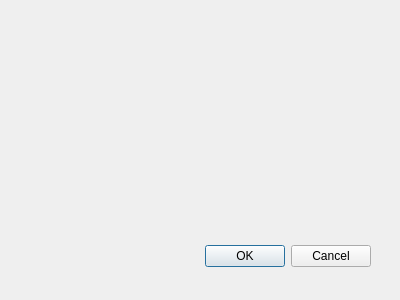
Before: the Qt Designer form preferences/preferencesdialog.ui in obiwankennedy/rcm, drawn with Qt 5.
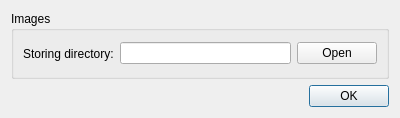
After: the same form once the commit is applied.

The edit to the form file:
```diff
--- a/preferences/preferencesdialog.ui
+++ b/preferences/preferencesdialog.ui
@@ -9,28 +9,53 @@
     <x>0</x>
     <y>0</y>
     <width>400</width>
-    <height>300</height>
+    <height>118</height>
    </rect>
   </property>
   <property name="windowTitle">
    <string>Dialog</string>
   </property>
-  <widget name="buttonBox" class="QDialogButtonBox">
-   <property name="geometry">
-    <rect>
-     <x>30</x>
-     <y>240</y>
-     <width>341</width>
-     <height>32</height>
-    </rect>
-   </property>
+  <property name="modal">
+   <bool>true</bool>
+  </property>
+  <layout class="QVBoxLayout" name="verticalLayout">
+   <item>
+    <widget class="QGroupBox" name="groupBox">
+     <property name="title">
+      <string>Images</string>
+     </property>
+     <layout class="QHBoxLayout" name="horizontalLayout">
+      <item>
+       <widget class="QLabel" name="label">
+        <property name="text">
+         <string>Storing directory:</string>
+        </property>
+       </widget>
+      </item>
+      <item>
+       <widget class="QLineEdit" name="m_pathEdit"/>
+      </item>
+      <item>
+       <widget class="QPushButton" name="m_openBtn">
+        <property name="text">
+         <string>Open</string>
+        </property>
+       </widget>
+      </item>
+     </layout>
+    </widget>
+   </item>
+   <item>
+    <widget class="QDialogButtonBox" name="buttonBox">
    <property name="orientation">
     <enum>Qt::Horizontal</enum>
    </property>
    <property name="standardButtons">
-    <set>QDialogButtonBox::Cancel|QDialogButtonBox::Ok</set>
-   </property>
-  </widget>
+      <set>QDialogButtonBox::Ok</set>
+     </property>
+    </widget>
+   </item>
+  </layout>
  </widget>
  <pixmapfunction/>
  <resources/>
```
Left out of the diff: 9 changed lines with no effect on the pictures. Lines whose indentation alone changed are shown as unchanged.
